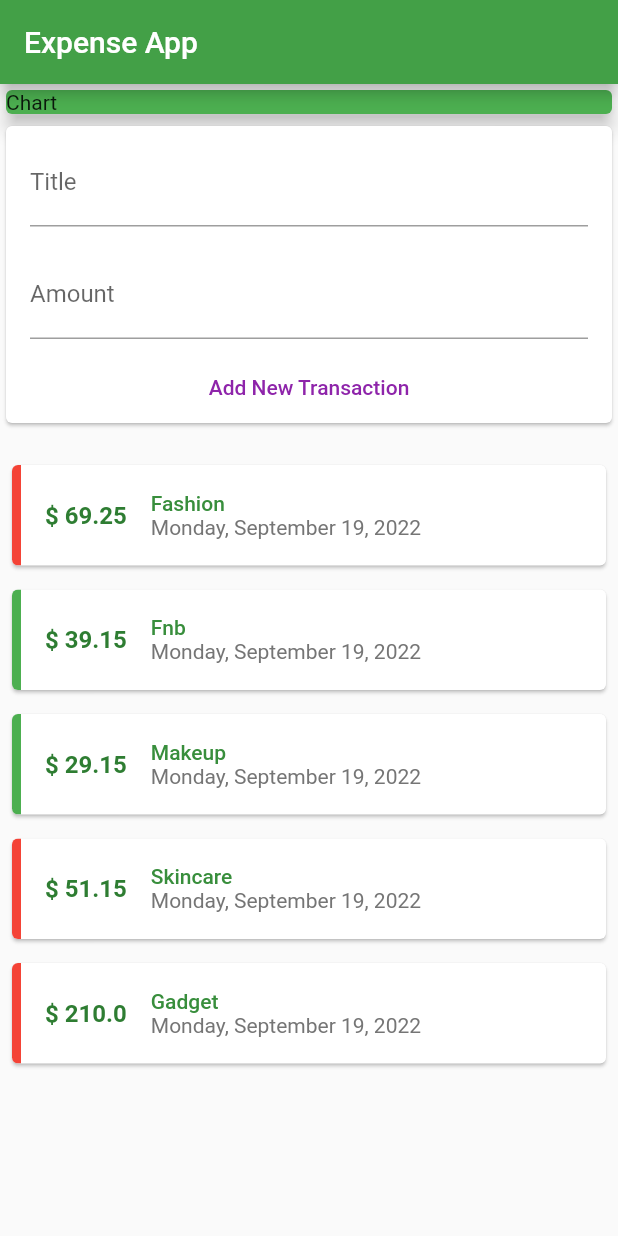
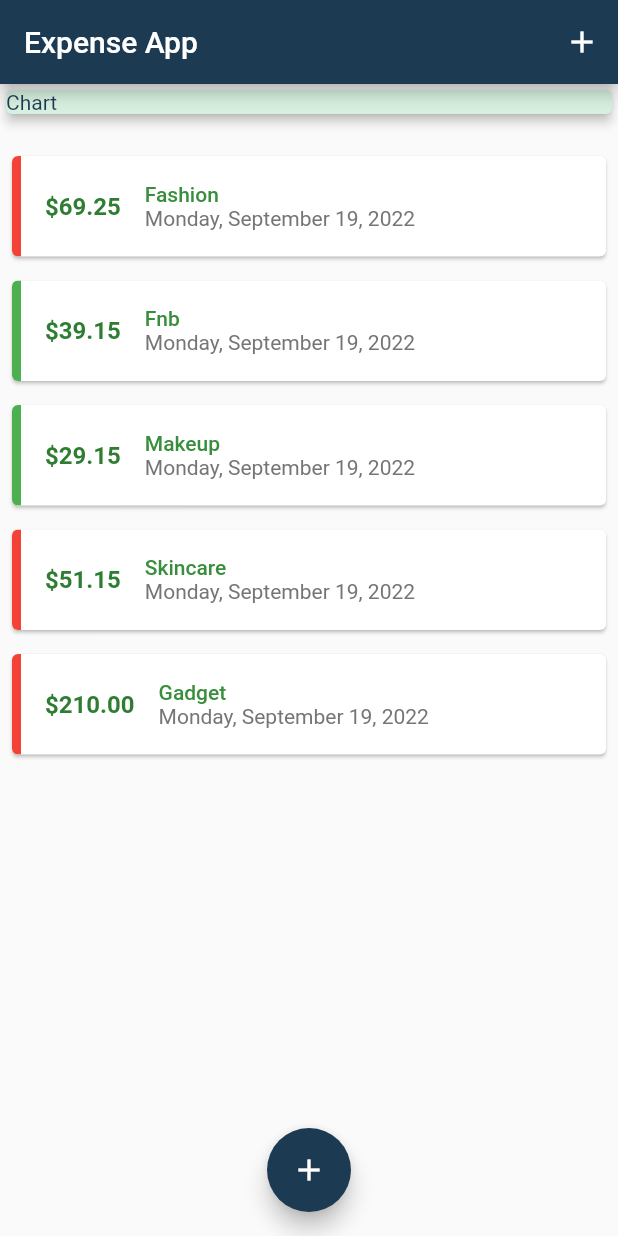
Before and after one commit to agatharejina/flutter_expense_project_exercise, a Flutter app: the screen it shows after launch, on a phone screen of 412 x 824 dp. Run offline on Flutter 3.47's test engine with Material 2 defaults, Android fonts, the phone set to English and light mode, and no system bars.

Commit message:
Refactor New Transaction Form inside modal bottom sheet, render floating button, remove user_transaction.dart for unnecessary file

```diff
--- a/lib/main.dart
+++ b/lib/main.dart
@@ -1,6 +1,7 @@
 import 'package:flutter/material.dart';
-
-import './widgets/user_transactions.dart';
+import 'package:flutter_expense_project/widgets/transaction_list.dart';
+import '../models/transaction.dart';
+import '../widgets/new_transaction.dart';
 
 void main() => runApp(const MyApp());
 
@@ -16,10 +17,59 @@ class MyApp extends StatelessWidget {
   }
 }
 
-class MyHomePage extends StatelessWidget {
+class MyHomePage extends StatefulWidget {
   const MyHomePage({Key? key}) : super(key: key);
 
-  Widget appBody() {
+  @override
+  State<MyHomePage> createState() => _MyHomePageState();
+}
+
+class _MyHomePageState extends State<MyHomePage> {
+  final List<Transaction> _userTransaction = [
+    Transaction(id: 1, title: 'fashion', amount: 69.25, date: DateTime.now()),
+    Transaction(id: 2, title: 'FnB', amount: 39.15, date: DateTime.now()),
+    Transaction(id: 3, title: 'Makeup', amount: 29.15, date: DateTime.now()),
+    Transaction(id: 4, title: 'Skincare', amount: 51.15, date: DateTime.now()),
+    Transaction(id: 5, title: 'Gadget', amount: 210, date: DateTime.now()),
+  ];
+
+  void _addNewTransaction(String title, double amount) {
+    final newTrx = Transaction(
+        id: _userTransaction.length + 1,
+        title: title,
+        amount: amount,
+        date: DateTime.now());
+
+    setState(() {
+      _userTransaction.add(newTrx);
+    });
+  }
+
+  void _startAddNewTransaction(BuildContext ctx) {
+    showModalBottomSheet(
+        context: ctx,
+        builder: (_) {
+          return GestureDetector(
+            onTap: () {},
+            behavior: HitTestBehavior.opaque,
+            child: NewTransaction(onPressAddNewTrx: _addNewTransaction),
+          );
+        });
+  }
+
+  PreferredSizeWidget _appBar() {
+    return AppBar(
+      title: const Text('Expense App'),
+      backgroundColor: const Color(0xff1D3A53),
+      actions: [
+        IconButton(
+            onPressed: () => _startAddNewTransaction(context),
+            icon: const Icon(Icons.add))
+      ],
+    );
+  }
+
+  Widget _appBody() {
     return SingleChildScrollView(
       keyboardDismissBehavior: ScrollViewKeyboardDismissBehavior.onDrag,
       child: Column(
@@ -29,23 +79,33 @@ class MyHomePage extends StatelessWidget {
           Container(
               width: double.infinity,
               child: const Card(
-                color: Colors.green,
-                elevation: 5,
-                child: Text('Chart'),
+                color: (Color.fromRGBO(214, 239, 222, 1.0)),
+                elevation: 3,
+                child: Text(
+                  'Chart',
+                  style: TextStyle(color: Color(0xff1D3A53)),
+                ),
               )),
-          const UserTransactions()
+          TransactionList(transactions: _userTransaction)
         ],
       ),
     );
   }
 
+  Widget _renderFloatingActionBtn() {
+    return FloatingActionButton(
+        onPressed: () {},
+        backgroundColor: const Color(0xff1D3A53),
+        child: const Icon(Icons.add));
+  }
+
   @override
   Widget build(BuildContext context) {
     return Scaffold(
-        appBar: AppBar(
-          title: const Text('Expense App'),
-          backgroundColor: Colors.green.shade600,
-        ),
-        body: appBody());
+      appBar: _appBar(),
+      body: _appBody(),
+      floatingActionButton: _renderFloatingActionBtn(),
+      floatingActionButtonLocation: FloatingActionButtonLocation.centerFloat,
+    );
   }
 }
--- a/lib/widgets/transaction_list.dart
+++ b/lib/widgets/transaction_list.dart
@@ -12,7 +12,7 @@ class TransactionList extends StatelessWidget {
     return Container(
         padding: const EdgeInsets.all(8),
         child: Text(
-          '\$ $amount',
+          '\$${amount.toStringAsFixed(2)}',
           style: TextStyle(
               fontWeight: FontWeight.w700,
               fontSize: 16,
@@ -47,11 +47,9 @@ class TransactionList extends StatelessWidget {
   Widget build(BuildContext context) {
     return Container(
       margin: const EdgeInsets.only(top: 16.0),
-      height: 450,
-      child: SingleChildScrollView(
-        keyboardDismissBehavior: ScrollViewKeyboardDismissBehavior.onDrag,
-        child: Column(
-            children: transactions.map((tx) {
+      height: MediaQuery.of(context).size.height,
+      child: ListView.builder(
+        itemBuilder: (context, index) {
           return Card(
               margin: const EdgeInsets.all(8.0),
               child: ClipPath(
@@ -62,7 +60,7 @@ class TransactionList extends StatelessWidget {
                     decoration: BoxDecoration(
                         border: Border(
                             left: BorderSide(
-                                color: tx.amount > 40
+                                color: transactions[index].amount > 40
                                     ? Colors.red.shade500
                                     : Colors.green.shade500,
                                 width: 6.0))),
@@ -71,13 +69,15 @@ class TransactionList extends StatelessWidget {
                           vertical: 16.0, horizontal: 8.0),
                       child: Row(
                         children: <Widget>[
-                          _renderAmount(tx.amount),
-                          _renderTitle(tx.title, tx.date)
+                          _renderAmount(transactions[index].amount),
+                          _renderTitle(transactions[index].title,
+                              transactions[index].date)
                         ],
                       ),
                     )),
               ));
-        }).toList()),
+        },
+        itemCount: transactions.length,
       ),
     );
   }
--- a/lib/widgets/user_transactions.dart
+++ /dev/null
@@ -1,44 +0,0 @@
-import 'package:flutter/material.dart';
-
-import '../widgets/new_transaction.dart';
-import '../widgets/transaction_list.dart';
-import '../models/transaction.dart';
-
-class UserTransactions extends StatefulWidget {
-  const UserTransactions({super.key});
-
-  @override
-  State<UserTransactions> createState() => _UserTransactionsState();
-}
-
-class _UserTransactionsState extends State<UserTransactions> {
-  final List<Transaction> _userTransaction = [
-    Transaction(id: 1, title: 'fashion', amount: 69.25, date: DateTime.now()),
-    Transaction(id: 2, title: 'FnB', amount: 39.15, date: DateTime.now()),
-    Transaction(id: 3, title: 'Makeup', amount: 29.15, date: DateTime.now()),
-    Transaction(id: 4, title: 'Skincare', amount: 51.15, date: DateTime.now()),
-    Transaction(id: 5, title: 'Gadget', amount: 210, date: DateTime.now()),
-  ];
-
-  void _addNewTransaction(String title, double amount) {
-    final newTrx = Transaction(
-        id: _userTransaction.length + 1,
-        title: title,
-        amount: amount,
-        date: DateTime.now());
-
-    setState(() {
-      _userTransaction.add(newTrx);
-    });
-  }
-
-  @override
-  Widget build(BuildContext context) {
-    return Column(
-      children: [
-        NewTransaction(onPressAddNewTrx: _addNewTransaction),
-        TransactionList(transactions: _userTransaction)
-      ],
-    );
-  }
-}
```
Also changed, not shown: lib/widgets/new_transaction.dart (+42 -11 lines).
